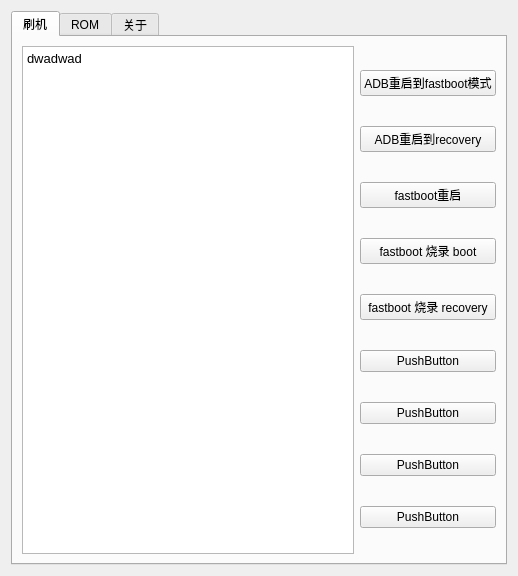
This is win.ui in idqaq/Rom_tool as Qt 5 draws it before an edit. The edited form follows.
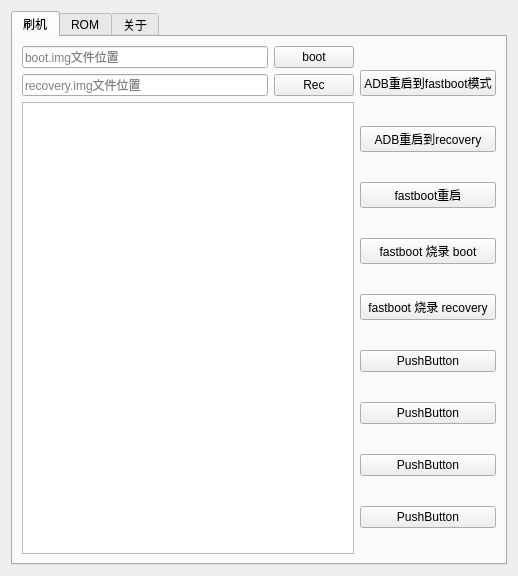
This is the edited form.

The edit to the form file:
```diff
--- a/win.ui
+++ b/win.ui
@@ -29,15 +29,53 @@
          <item>
           <layout class="QVBoxLayout" name="verticalLayout_5">
            <item>
-            <widget class="QTextBrowser" name="textBrowser_2">
-             <property name="html">
-              <string>&lt;!DOCTYPE HTML PUBLIC &quot;-//W3C//DTD HTML 4.0//EN&quot; &quot;http://www.w3.org/TR/REC-html40/strict.dtd&quot;&gt;
-&lt;html&gt;&lt;head&gt;&lt;meta name=&quot;qrichtext&quot; content=&quot;1&quot; /&gt;&lt;style type=&quot;text/css&quot;&gt;
-p, li { white-space: pre-wrap; }
-&lt;/style&gt;&lt;/head&gt;&lt;body style=&quot; font-family:'Ubuntu'; font-size:10pt; font-weight:400; font-style:normal;&quot;&gt;
-&lt;p style=&quot; margin-top:0px; margin-bottom:0px; margin-left:0px; margin-right:0px; -qt-block-indent:0; text-indent:0px;&quot;&gt;dwadwad&lt;/p&gt;&lt;/body&gt;&lt;/html&gt;</string>
-             </property>
-            </widget>
+            <layout class="QHBoxLayout" name="horizontalLayout_3">
+             <item>
+              <widget class="QLineEdit" name="boot_path">
+               <property name="readOnly">
+                <bool>true</bool>
+               </property>
+               <property name="placeholderText">
+                <string>boot.img文件位置</string>
+               </property>
+              </widget>
+             </item>
+             <item>
+              <widget class="QPushButton" name="boot">
+               <property name="text">
+                <string>boot</string>
+               </property>
+              </widget>
+             </item>
+            </layout>
+           </item>
+           <item>
+            <layout class="QHBoxLayout" name="horizontalLayout_5">
+             <item>
+              <widget class="QLineEdit" name="rec_path">
+               <property name="readOnly">
+                <bool>true</bool>
+               </property>
+               <property name="placeholderText">
+                <string>recovery.img文件位置</string>
+               </property>
+              </widget>
+             </item>
+             <item>
+              <widget class="QPushButton" name="rec">
+               <property name="text">
+                <string>Rec</string>
+               </property>
+              </widget>
+             </item>
+            </layout>
+           </item>
+           <item>
+            <layout class="QVBoxLayout" name="verticalLayout_7">
+             <item>
+              <widget class="QPlainTextEdit" name="show"/>
+             </item>
+            </layout>
            </item>
           </layout>
          </item>
```
